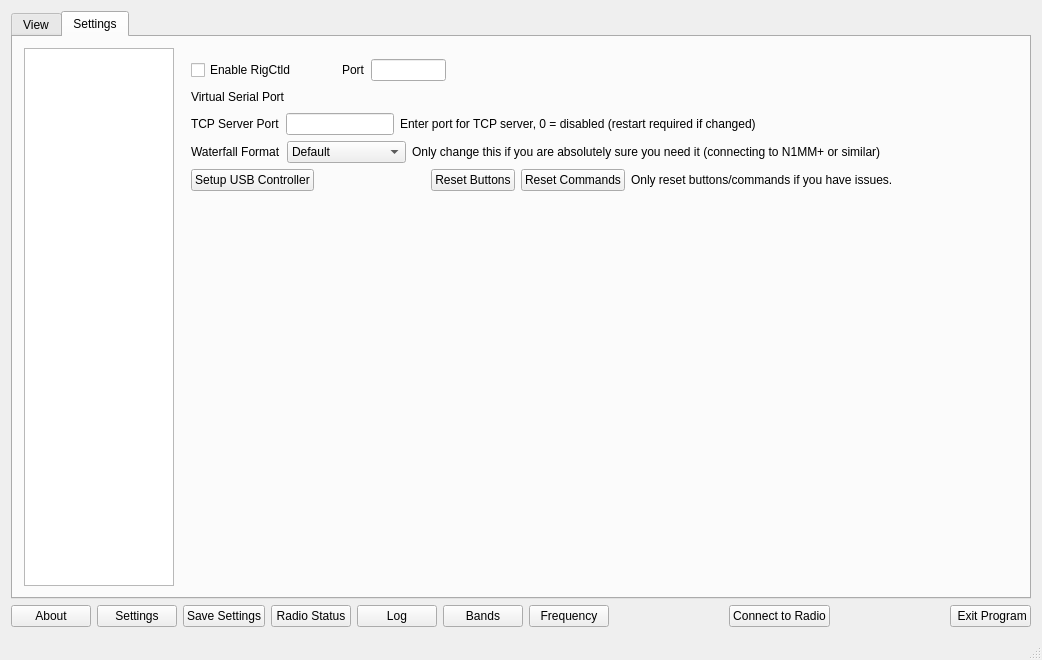
adecarolis/wfweb, file wfmain.ui: the form before one commit.
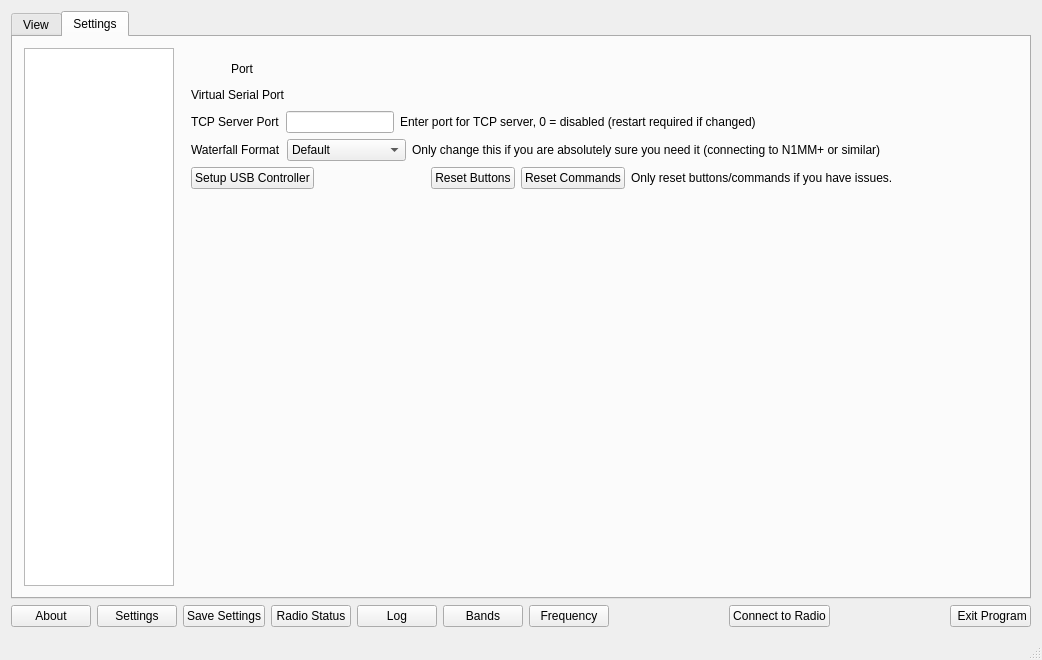
The form after the commit. Custom widgets are drawn as their Qt base class.

The edit to the form file:
```diff
--- a/wfmain.ui
+++ b/wfmain.ui
@@ -3568,16 +3568,6 @@
                 <property name="topMargin">
                  <number>0</number>
                 </property>
-                <item>
-                 <widget class="QCheckBox" name="enableRigctldChk">
-                  <property name="layoutDirection">
-                   <enum>Qt::LeftToRight</enum>
-                  </property>
-                  <property name="text">
-                   <string>Enable RigCtld</string>
-                  </property>
-                 </widget>
-                </item>
                 <item>
                  <spacer name="horizontalSpacer_18">
                   <property name="orientation">
@@ -3601,22 +3591,6 @@
                   </property>
                  </widget>
                 </item>
-                <item>
-                 <widget class="QLineEdit" name="rigctldPortTxt">
-                  <property name="minimumSize">
-                   <size>
-                    <width>75</width>
-                    <height>0</height>
-                   </size>
-                  </property>
-                  <property name="maximumSize">
-                   <size>
-                    <width>75</width>
-                    <height>16777215</height>
-                   </size>
-                  </property>
-                 </widget>
-                </item>
                 <item>
                  <spacer name="horizontalSpacer_20">
                   <property name="orientation">
```
Left out of the diff: 4 changed lines with no effect on the pictures.
